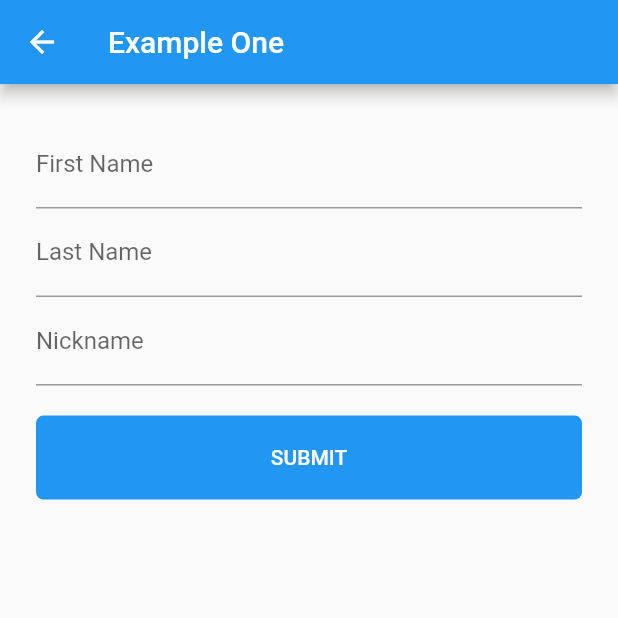
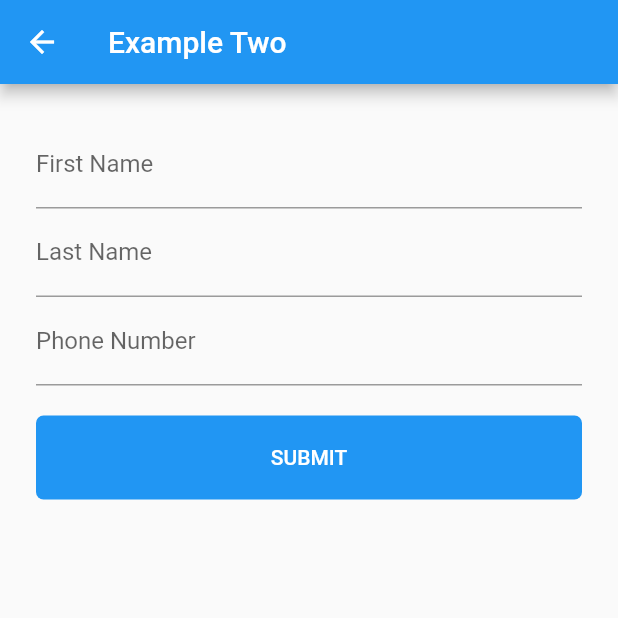
Before and after one commit to rkunboxed/flutter-forms-demo, a Flutter app: the screen it shows after launch, after a tap on "Example Three", on a phone screen of 412 x 824 dp, the top half of it. Run offline on Flutter 3.47's test engine with Material 2 defaults, Android fonts, the phone set to English and light mode, and no system bars.

Commit message:
more progress on examples

```diff
--- a/lib/example_one.dart
+++ b/lib/example_one.dart
@@ -64,7 +64,7 @@ class _ExampleOneState extends State<ExampleOne> {
                     return 'Field required.';
                   }
                   if (value.length < 3) {
-                    return 'Minimum ';
+                    return 'Three character minimum.';
                   }
                   return null;
                 },
--- /dev/null
+++ b/lib/example_three.dart
@@ -0,0 +1,160 @@
+import 'dart:developer' as developer;
+import 'package:flutter/material.dart';
+import 'package:flutter/services.dart';
+
+class ExampleThree extends StatefulWidget {
+  const ExampleThree({Key? key}) : super(key: key);
+
+  @override
+  State<ExampleThree> createState() => _ExampleThreeState();
+}
+
+class _ExampleThreeState extends State<ExampleThree> {
+  //unique key for the form
+  final GlobalKey<FormState> _formKey = GlobalKey<FormState>();
+
+  void _submit() {
+    if (_formKey.currentState != null) {
+      if (!_formKey.currentState!.validate()) {
+        developer.log('FAILURE');
+        return;
+      }
+    }
+    developer.log('SUCCESS');
+  }
+
+  @override
+  Widget build(BuildContext context) {
+    return Scaffold(
+      appBar: AppBar(
+        title: const Text('Example Two'),
+      ),
+      body: Padding(
+        padding: const EdgeInsets.all(24),
+        child: Form(
+          key: _formKey,
+          child: ListView(
+            children: <Widget>[
+              TextFormField(
+                decoration: const InputDecoration(
+                  border: UnderlineInputBorder(),
+                  labelText: 'First Name',
+                ),
+                textInputAction: TextInputAction.next,
+                validator: (String? value) {
+                  if (value == null || value.isEmpty) {
+                    return 'Field required.';
+                  }
+                  return null;
+                },
+              ),
+              TextFormField(
+                decoration: const InputDecoration(
+                  border: UnderlineInputBorder(),
+                  labelText: 'Last Name',
+                ),
+                textInputAction: TextInputAction.next,
+                validator: (String? value) {
+                  if (value == null || value.isEmpty) {
+                    return 'Field required.';
+                  }
+                  if (value.length < 3) {
+                    return 'Three character minimum.';
+                  }
+                  return null;
+                },
+                autovalidateMode: AutovalidateMode.onUserInteraction,
+              ),
+              TextFormField(
+                decoration: const InputDecoration(
+                  border: UnderlineInputBorder(),
+                  labelText: 'Phone Number',
+                ),
+                textInputAction: TextInputAction.next,
+                keyboardType: TextInputType.phone,
+                inputFormatters: [
+                  FilteringTextInputFormatter.digitsOnly,
+                  UsNumberTextInputFormatter(),
+                ],
+              ),
+              const SizedBox(height: 20),
+              SubmitButton(_submit),
+            ],
+          ),
+        ),
+      ),
+    );
+  }
+}
+
+/// Custom formatter from:
+/// https://github.com/flutter/gallery/blob/master/lib/demos/material/text_field_demo.dart
+///
+/// Format incoming numeric text to fit the format of (###) ###-#### ##
+class UsNumberTextInputFormatter extends TextInputFormatter {
+  @override
+  TextEditingValue formatEditUpdate(TextEditingValue oldValue, TextEditingValue newValue) {
+    final newTextLength = newValue.text.length;
+    final newText = StringBuffer();
+    var selectionIndex = newValue.selection.end;
+    var usedSubstringIndex = 0;
+    if (newTextLength >= 1) {
+      newText.write('(');
+      if (newValue.selection.end >= 1) selectionIndex++;
+    }
+    if (newTextLength >= 4) {
+      newText.write(newValue.text.substring(0, usedSubstringIndex = 3) + ') ');
+      if (newValue.selection.end >= 3) selectionIndex += 2;
+    }
+    if (newTextLength >= 7) {
+      newText.write(newValue.text.substring(3, usedSubstringIndex = 6) + '-');
+      if (newValue.selection.end >= 6) selectionIndex++;
+    }
+    if (newTextLength >= 11) {
+      newText.write(newValue.text.substring(6, usedSubstringIndex = 10) + ' ');
+      if (newValue.selection.end >= 10) selectionIndex++;
+    }
+    // Dump the rest.
+    if (newTextLength >= usedSubstringIndex) {
+      newText.write(newValue.text.substring(usedSubstringIndex));
+    }
+    return TextEditingValue(
+      text: newText.toString(),
+      selection: TextSelection.collapsed(offset: selectionIndex),
+    );
+  }
+}
+
+class SubmitButton extends StatelessWidget {
+  const SubmitButton(this.onSubmit, {Key? key}) : super(key: key);
+
+  final Function() onSubmit;
+
+  @override
+  Widget build(BuildContext context) {
+    //Use MaterialStateProperty to specify the button color
+    //example from: https://api.flutter.dev/flutter/material/MaterialStateProperty-class.html
+    Color getColor(Set<MaterialState> states) {
+      const Set<MaterialState> interactiveStates = <MaterialState>{
+        MaterialState.pressed,
+        MaterialState.hovered,
+        MaterialState.focused,
+      };
+      if (states.any(interactiveStates.contains)) {
+        return Colors.green;
+      }
+      return Theme.of(context).colorScheme.primaryVariant;
+    }
+
+    return TextButton(
+      onPressed: onSubmit,
+      style: ButtonStyle(
+        //passes the current set of states for the button to our method
+        backgroundColor: MaterialStateProperty.resolveWith(getColor),
+        padding: MaterialStateProperty.all<EdgeInsetsGeometry>(const EdgeInsets.only(left: 25, right: 25, top: 20, bottom: 20)),
+        shape: MaterialStateProperty.all<OutlinedBorder>(const RoundedRectangleBorder(borderRadius: BorderRadius.all(Radius.circular(5)))),
+      ),
+      child: const Text('SUBMIT', style: TextStyle(color: Colors.white)),
+    );
+  }
+}
--- a/lib/main.dart
+++ b/lib/main.dart
@@ -1,5 +1,6 @@
 import 'package:flutter/material.dart';
 import 'package:flutter_forms_demo/example_one.dart';
+import 'package:flutter_forms_demo/example_three.dart';
 import 'package:flutter_forms_demo/example_two.dart';
 
 void main() {
@@ -23,6 +24,13 @@ class MyApp extends StatelessWidget {
           settings: settings,
           builder: (context) {
             return const ExampleTwo();
+          },
+        );
+      case 'example-three':
+        return MaterialPageRoute(
+          settings: settings,
+          builder: (context) {
+            return const ExampleThree();
           },
         );
       default:
@@ -89,7 +97,7 @@ class Toc extends StatelessWidget {
                 title: const Text('Example Three'),
                 trailing: const Icon(Icons.arrow_right),
                 onTap: () {
-                  Navigator.of(context).pushNamed('example-one');
+                  Navigator.of(context).pushNamed('example-three');
                 },
               ),
             ],
```
